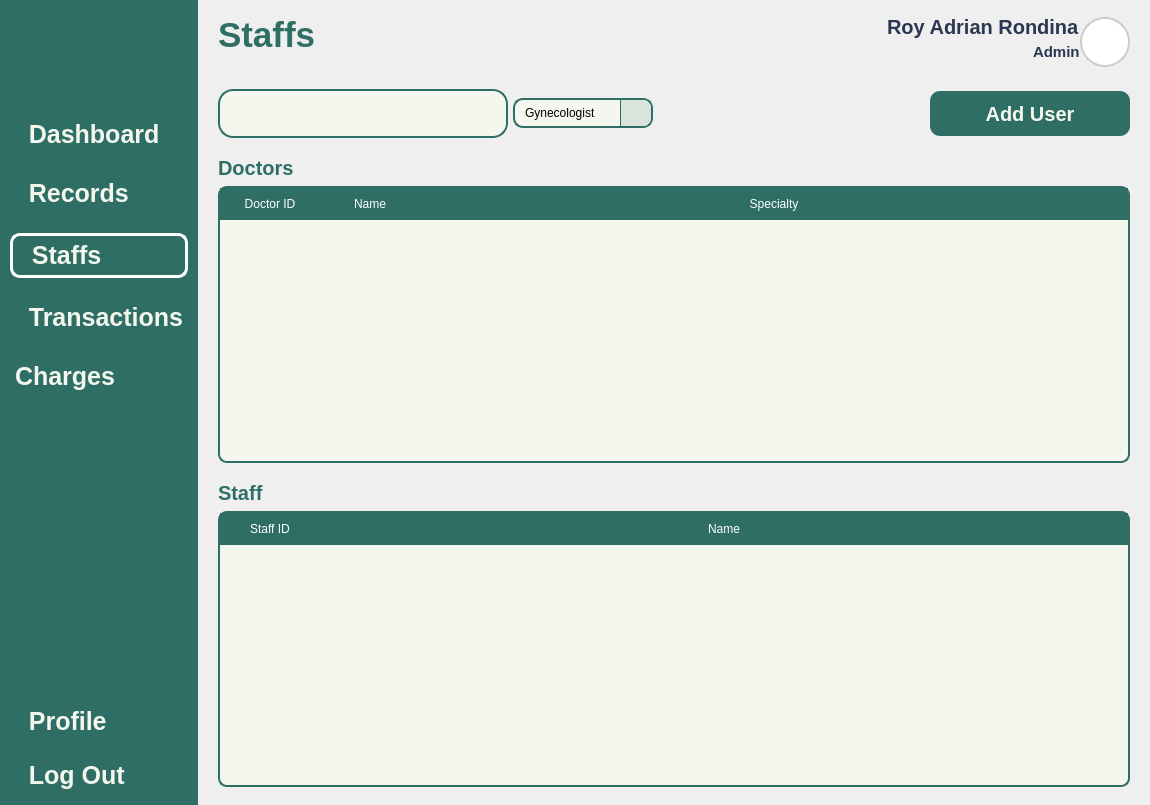
Qt form Views/Admin_Staffs.ui (VinsmokeSanji69/COVACHA_CLINIC_SYSTEM) before a commit.
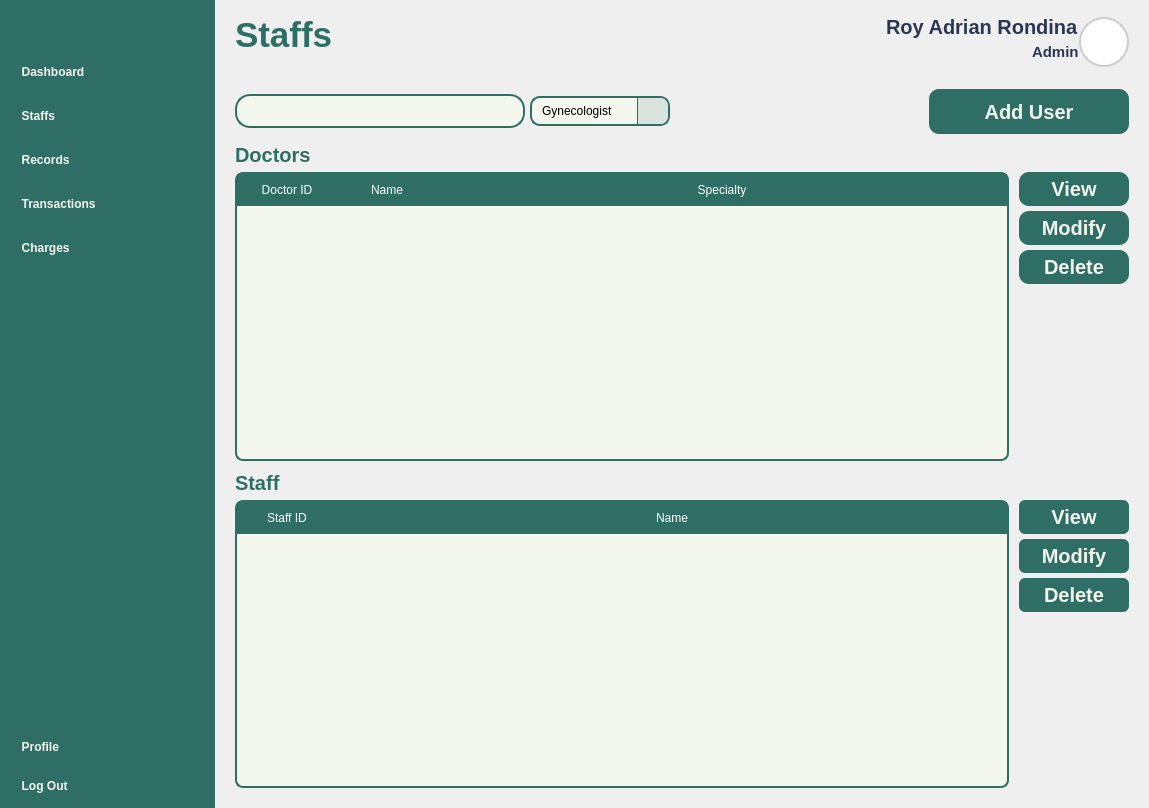
The same form after that commit. Icons and pictures are not drawn.

What changed in the file:
```diff
--- a/Views/Admin_Staffs.ui
+++ b/Views/Admin_Staffs.ui
@@ -9,7 +9,7 @@
    <rect>
     <x>0</x>
     <y>0</y>
-    <width>1150</width>
+    <width>1149</width>
     <height>805</height>
    </rect>
   </property>
@@ -35,17 +35,16 @@
 	border: 0px;
 }
 QPushButton {
-	font: 900 10pt &quot;Satoshi Black&quot;;
+	font: 900 16pt &quot;Satoshi Black&quot;;
 	background-color: transparent;
  	border-radius: 10px;
-	font-weight: bold;	
-	font-size: 25px;
+	font-weight: bold;
 	color: #F4F7ED;
 	text-align: left;
 	padding: 5px 5px;
 }
 #NavBar {
-    background-color: #2E6E65; 
+    background-color: #2E6E65;
 }
 QLabel {
 	font: 900 10pt &quot;Satoshi Black&quot;;
@@ -88,7 +87,7 @@
        <bool>true</bool>
       </property>
       <property name="sizePolicy">
-       <sizepolicy hsizetype="Fixed" vsizetype="Expanding">
+       <sizepolicy hsizetype="Expanding" vsizetype="Expanding">
         <horstretch>0</horstretch>
         <verstretch>0</verstretch>
        </sizepolicy>
@@ -101,7 +100,7 @@
       </property>
       <property name="maximumSize">
        <size>
-        <width>16777215</width>
+        <width>280</width>
         <height>16777215</height>
        </size>
       </property>
@@ -149,25 +148,18 @@
          </property>
         </widget>
        </item>
-       <item>
-        <widget class="QLabel" name="label_3">
-         <property name="text">
-          <string>TextLabel</string>
-         </property>
-        </widget>
-       </item>
        <item>
         <spacer name="verticalSpacer_2">
          <property name="orientation">
           <enum>Qt::Vertical</enum>
          </property>
          <property name="sizeType">
-          <enum>QSizePolicy::Preferred</enum>
+          <enum>QSizePolicy::Fixed</enum>
          </property>
          <property name="sizeHint" stdset="0">
           <size>
-           <width>10</width>
-           <height>20</height>
+           <width>20</width>
+           <height>10</height>
           </size>
          </property>
         </spacer>
@@ -180,6 +172,12 @@
          <property name="sizeConstraint">
           <enum>QLayout::SetNoConstraint</enum>
          </property>
+         <property name="leftMargin">
+          <number>0</number>
+         </property>
+         <property name="rightMargin">
+          <number>0</number>
+         </property>
          <item>
           <widget class="QPushButton" name="DashboardButton">
            <property name="toolTip">
@@ -197,29 +195,6 @@
            </property>
            <property name="iconSize">
             <size>
-             <width>20</width>
-             <height>20</height>
-            </size>
-           </property>
-          </widget>
-         </item>
-         <item>
-          <widget class="QPushButton" name="PatientsButton">
-           <property name="toolTip">
-            <string>View Patient Record</string>
-           </property>
-           <property name="styleSheet">
-            <string notr="true"/>
-           </property>
-           <property name="text">
-            <string>  Records</string>
-           </property>
-           <property name="icon">
-            <iconset resource="../Images/resources.qrc">
-             <normaloff>:/lucide/icons/file-text.svg</normaloff>:/lucide/icons/file-text.svg</iconset>
-           </property>
-           <property name="iconSize">
-            <size>
              <width>40</width>
              <height>40</height>
             </size>
@@ -233,7 +208,7 @@
            </property>
            <property name="styleSheet">
             <string notr="true">QPushButton{
-	 border: 3px solid white;
+	font: 900 20pt &quot;Satoshi Black&quot;;
 }</string>
            </property>
            <property name="text">
@@ -251,6 +226,29 @@
            </property>
           </widget>
          </item>
+         <item>
+          <widget class="QPushButton" name="PatientsButton">
+           <property name="toolTip">
+            <string>View Patient Record</string>
+           </property>
+           <property name="styleSheet">
+            <string notr="true"/>
+           </property>
+           <property name="text">
+            <string>  Records</string>
+           </property>
+           <property name="icon">
+            <iconset resource="../Images/resources.qrc">
+             <normaloff>:/lucide/icons/file-text.svg</normaloff>:/lucide/icons/file-text.svg</iconset>
+           </property>
+           <property name="iconSize">
+            <size>
+             <width>40</width>
+             <height>40</height>
+            </size>
+           </property>
+          </widget>
+         </item>
          <item>
           <widget class="QPushButton" name="TransactionsButton">
            <property name="toolTip">
@@ -283,7 +281,7 @@
             <string notr="true"/>
            </property>
            <property name="text">
-            <string>Charges</string>
+            <string>  Charges</string>
            </property>
            <property name="icon">
             <iconset resource="../Images/resources.qrc">
@@ -648,6 +646,9 @@
           </property>
           <item>
            <widget class="QWidget" name="BodyLayout" native="true">
+            <property name="styleSheet">
+             <string notr="true"/>
+            </property>
             <layout class="QVBoxLayout" name="verticalLayout_5">
              <property name="spacing">
               <number>0</number>
@@ -661,6 +662,9 @@
              <property name="rightMargin">
               <number>20</number>
              </property>
+             <property name="bottomMargin">
+              <number>20</number>
+             </property>
              <item alignment="Qt::AlignTop">
               <widget class="QWidget" name="Buttons" native="true">
                <property name="sizePolicy">
@@ -892,13 +896,33 @@
                  <verstretch>0</verstretch>
                 </sizepolicy>
                </property>
+               <property name="styleSheet">
+                <string notr="true">QPushButton {
+	font: 900 10pt &quot;Satoshi Black&quot;;
+	background-color:  #2E6E65;
+	border-radius: 10px;
+	font-weight: bold;
+	font-size: 20px;
+	color: #F4F7ED;
+	text-align: center;
+}</string>
+               </property>
                <layout class="QVBoxLayout" name="verticalLayout_6">
+                <property name="spacing">
+                 <number>5</number>
+                </property>
                 <property name="leftMargin">
                  <number>0</number>
                 </property>
+                <property name="topMargin">
+                 <number>0</number>
+                </property>
                 <property name="rightMargin">
                  <number>0</number>
                 </property>
+                <property name="bottomMargin">
+                 <number>0</number>
+                </property>
                 <item>
                  <widget class="QLabel" name="label">
                   <property name="text">
@@ -907,37 +931,212 @@
                  </widget>
                 </item>
                 <item>
-                 <widget class="QTableWidget" name="DoctorTable">
-                  <property name="sizeAdjustPolicy">
-                   <enum>QAbstractScrollArea::AdjustToContents</enum>
-                  </property>
-                  <property name="cornerButtonEnabled">
-                   <bool>true</bool>
-                  </property>
-                  <property name="columnCount">
-                   <number>3</number>
-                  </property>
-                  <attribute name="horizontalHeaderHighlightSections">
-                   <bool>true</bool>
-                  </attribute>
-                  <attribute name="horizontalHeaderStretchLastSection">
-                   <bool>true</bool>
-                  </attribute>
-                  <column>
-                   <property name="text">
-                    <string>Doctor ID</string>
+                 <widget class="QWidget" name="widget" native="true">
+                  <layout class="QHBoxLayout" name="horizontalLayout_5">
+                   <property name="spacing">
+                    <number>10</number>
                    </property>
-                  </column>
-                  <column>
-                   <property name="text">
-                    <string>Name</string>
+                   <property name="leftMargin">
+                    <number>0</number>
                    </property>
-                  </column>
-                  <column>
-                   <property name="text">
-                    <string>Specialty</string>
+                   <property name="topMargin">
+                    <number>0</number>
                    </property>
-                  </column>
+                   <property name="rightMargin">
+                    <number>0</number>
+                   </property>
+                   <property name="bottomMargin">
+                    <number>0</number>
+                   </property>
+                   <item>
+                    <widget class="QScrollArea" name="DoctorScrollArea">
+                     <property name="sizePolicy">
+                      <sizepolicy hsizetype="Expanding" vsizetype="Expanding">
+                       <horstretch>0</horstretch>
+                       <verstretch>0</verstretch>
+                      </sizepolicy>
+                     </property>
+                     <property name="minimumSize">
+                      <size>
+                       <width>774</width>
+                       <height>289</height>
+                      </size>
+                     </property>
+                     <property name="styleSheet">
+                      <string notr="true">QScrollBar:vertical {
+     background: transparent;
+     width: 10px;
+	border-radius: 5px;
+}
+QScrollBar::handle:vertical {
+    	background: #C0C0C0;
+    	border-radius: 5px;
+}
+QScrollBar::handle:vertical:hover {
+    	background: #A0A0A0;
+}
+QScrollBar::add-line:vertical,
+QScrollBar::sub-line:vertical{
+    	background: none;
+    	border: none;
+}</string>
+                     </property>
+                     <property name="widgetResizable">
+                      <bool>true</bool>
+                     </property>
+                     <widget class="QWidget" name="scrollAreaWidgetContents">
+                      <property name="geometry">
+                       <rect>
+                        <x>0</x>
+                        <y>0</y>
+                        <width>774</width>
+                        <height>289</height>
+                       </rect>
+                      </property>
+                      <property name="sizePolicy">
+                       <sizepolicy hsizetype="Expanding" vsizetype="Expanding">
+                        <horstretch>0</horstretch>
+                        <verstretch>0</verstretch>
+                       </sizepolicy>
+                      </property>
+                      <layout class="QVBoxLayout" name="verticalLayout_11">
+                       <property name="spacing">
+                        <number>0</number>
+                       </property>
+                       <property name="leftMargin">
+                        <number>0</number>
+                       </property>
+                       <property name="topMargin">
+                        <number>0</number>
+                       </property>
+                       <property name="rightMargin">
+                        <number>0</number>
+                       </property>
+                       <property name="bottomMargin">
+                        <number>0</number>
+                       </property>
+                       <item>
+                        <widget class="QTableWidget" name="DoctorTable">
+                         <property name="sizePolicy">
+                          <sizepolicy hsizetype="Expanding" vsizetype="Expanding">
+                           <horstretch>0</horstretch>
+                           <verstretch>0</verstretch>
+                          </sizepolicy>
+                         </property>
+                         <property name="styleSheet">
+                          <string notr="true">QTableWidget {
+	background-color: #F4F7ED;
+	gridline-color: transparent;
+	border-radius: 8px;
+	border: 2px solid #2E6E65;
+}
+QTableWidget::item {
+	border: none;
+	font:500 16pt &quot;Satoshi&quot;;
+	color: #2B3752;
+}
+QTableWidget::item:selected {
+	background-color: rgba(46, 110, 101, 0.3);
+}
+QTableWidget QHeaderView::section {
+	background-color: #2E6E65;
+	color: white;
+	padding: 5px;
+	font: 700 15pt &quot;Satoshi&quot;;
+	border: 2px solid #2E6E65;
+}</string>
+                         </property>
+                         <property name="sizeAdjustPolicy">
+                          <enum>QAbstractScrollArea::AdjustToContents</enum>
+                         </property>
+                         <property name="cornerButtonEnabled">
+                          <bool>true</bool>
+                         </property>
+                         <property name="columnCount">
+                          <number>3</number>
+                         </property>
+                         <attribute name="horizontalHeaderHighlightSections">
+                          <bool>true</bool>
+                         </attribute>
+                         <attribute name="horizontalHeaderStretchLastSection">
+                          <bool>true</bool>
+                         </attribute>
+                         <column>
+                          <property name="text">
+                           <string>Doctor ID</string>
+                          </property>
+                         </column>
+                         <column>
+                          <property name="text">
+                           <string>Name</string>
+                          </property>
+                         </column>
+                         <column>
+                          <property name="text">
+                           <string>Specialty</string>
+                          </property>
+                         </column>
+                        </widget>
+                       </item>
+                      </layout>
+                     </widget>
+                    </widget>
+                   </item>
+                   <item alignment="Qt::AlignTop">
+                    <widget class="QWidget" name="widget_2" native="true">
+                     <property name="sizePolicy">
+                      <sizepolicy hsizetype="Fixed" vsizetype="Preferred">
+                       <horstretch>0</horstretch>
+                       <verstretch>0</verstretch>
+                      </sizepolicy>
+                     </property>
+                     <property name="minimumSize">
+                      <size>
+                       <width>110</width>
+                       <height>0</height>
+                      </size>
+                     </property>
+                     <layout class="QVBoxLayout" name="verticalLayout_8">
+                      <property name="spacing">
+                       <number>5</number>
+                      </property>
+                      <property name="leftMargin">
+                       <number>0</number>
+                      </property>
+                      <property name="topMargin">
+                       <number>0</number>
+                      </property>
+                      <property name="rightMargin">
+                       <number>0</number>
+                      </property>
+                      <property name="bottomMargin">
+                       <number>0</number>
+                      </property>
+                      <item>
+                       <widget class="QPushButton" name="ViewDoctor">
+                        <property name="text">
+                         <string>View</string>
+                        </property>
+                       </widget>
+                      </item>
+                      <item>
+                       <widget class="QPushButton" name="ModifyDoctor">
+                        <property name="text">
+                         <string>Modify</string>
+                        </property>
+                       </widget>
+                      </item>
+                      <item>
+                       <widget class="QPushButton" name="DeleteDoctor">
+                        <property name="text">
+                         <string>Delete</string>
+                        </property>
+                       </widget>
+                      </item>
+                     </layout>
+                    </widget>
+                   </item>
+                  </layout>
                  </widget>
                 </item>
                </layout>
@@ -945,13 +1144,39 @@
              </item>
              <item>
               <widget class="QWidget" name="Staff" native="true">
+               <property name="sizePolicy">
+                <sizepolicy hsizetype="Preferred" vsizetype="Expanding">
+                 <horstretch>0</horstretch>
+                 <verstretch>0</verstretch>
+                </sizepolicy>
+               </property>
+               <property name="styleSheet">
+                <string notr="true">QPushButton {
+	font: 900 10pt &quot;Satoshi Black&quot;;
+	background-color:  #2E6E65;
+	border-radius: 6px;
+	font-weight: bold;
+	font-size: 20px;
+	color: #F4F7ED;
+	text-align: center;
+}</string>
+               </property>
                <layout class="QVBoxLayout" name="verticalLayout_7">
+                <property name="spacing">
+                 <number>5</number>
+                </property>
                 <property name="leftMargin">
                  <number>0</number>
                 </property>
+                <property name="topMargin">
+                 <number>10</number>
+                </property>
                 <property name="rightMargin">
                  <number>0</number>
                 </property>
+                <property name="bottomMargin">
+                 <number>0</number>
+                </property>
                 <item>
                  <widget class="QLabel" name="label_2">
                   <property name="text">
@@ -960,38 +1185,207 @@
                  </widget>
                 </item>
                 <item>
-                 <widget class="QTableWidget" name="StaffTable">
-                  <property name="horizontalScrollBarPolicy">
-                   <enum>Qt::ScrollBarAlwaysOff</enum>
-                  </property>
-                  <property name="sizeAdjustPolicy">
-                   <enum>QAbstractScrollArea::AdjustToContents</enum>
-                  </property>
-                  <property name="columnCount">
-                   <number>2</number>
-                  </property>
-                  <attribute name="horizontalHeaderCascadingSectionResizes">
-                   <bool>true</bool>
-                  </attribute>
-                  <attribute name="horizontalHeaderHighlightSections">
-                   <bool>true</bool>
-                  </attribute>
-                  <attribute name="horizontalHeaderShowSortIndicator" stdset="0">
-                   <bool>false</bool>
-                  </attribute>
-                  <attribute name="horizontalHeaderStretchLastSection">
-                   <bool>true</bool>
-                  </attribute>
-                  <column>
-                   <property name="text">
-                    <string>Staff ID</string>
+                 <widget class="QWidget" name="widget_3" native="true">
+                  <layout class="QHBoxLayout" name="horizontalLayout_6">
+                   <property name="spacing">
+                    <number>10</number>
                    </property>
-                  </column>
-                  <column>
-                   <property name="text">
-                    <string>Name</string>
+                   <property name="leftMargin">
+                    <number>0</number>
                    </property>
-                  </column>
+                   <property name="topMargin">
+                    <number>0</number>
+                   </property>
+                   <property name="rightMargin">
+                    <number>0</number>
+                   </property>
+                   <property name="bottomMargin">
+                    <number>0</number>
+                   </property>
+                   <item>
+                    <widget class="QScrollArea" name="StaffScrollArea">
+                     <property name="sizePolicy">
+                      <sizepolicy hsizetype="Expanding" vsizetype="Expanding">
+                       <horstretch>0</horstretch>
+                       <verstretch>0</verstretch>
+                      </sizepolicy>
+                     </property>
+                     <property name="minimumSize">
+                      <size>
+                       <width>774</width>
+                       <height>288</height>
+                      </size>
+                     </property>
+                     <property name="styleSheet">
+                      <string notr="true">QScrollBar:vertical {
+     background: transparent;
+     width: 10px;
+	border-radius: 5px;
+}
+QScrollBar::handle:vertical {
+    	background: #C0C0C0;
+    	border-radius: 5px;
+}
+QScrollBar::handle:vertical:hover {
+    	background: #A0A0A0;
+}
+QScrollBar::add-line:vertical,
+QScrollBar::sub-line:vertical{
+    	background: none;
+    	border: none;
+}</string>
+                     </property>
+                     <property name="widgetResizable">
+                      <bool>true</bool>
+                     </property>
+                     <widget class="QWidget" name="scrollAreaWidgetContents_2">
+                      <property name="geometry">
+                       <rect>
+                        <x>0</x>
+                        <y>0</y>
+                        <width>774</width>
+                        <height>288</height>
+                       </rect>
+                      </property>
+                      <property name="sizePolicy">
+                       <sizepolicy hsizetype="Expanding" vsizetype="Expanding">
+                        <horstretch>0</horstretch>
+                        <verstretch>0</verstretch>
+                       </sizepolicy>
+                      </property>
+                      <layout class="QVBoxLayout" name="verticalLayout_10">
+                       <property name="spacing">
+                        <number>0</number>
+                       </property>
+                       <property name="leftMargin">
+                        <number>0</number>
+                       </property>
+                       <property name="topMargin">
+                        <number>0</number>
+                       </property>
+                       <property name="rightMargin">
+                        <number>0</number>
+                       </property>
+                       <property name="bottomMargin">
+                        <number>0</number>
+                       </property>
+                       <item>
+                        <widget class="QTableWidget" name="StaffTable">
+                         <property name="styleSheet">
+                          <string notr="true">QTableWidget {
+	background-color: #F4F7ED;
+	gridline-color: transparent;
+	border-radius: 8px;
+	border: 2px solid #2E6E65;
+}
+QTableWidget::item {
+	border: none;
+	font:500 16pt &quot;Satoshi&quot;;
+	color: #2B3752;
+}
+QTableWidget::item:selected {
+	background-color: rgba(46, 110, 101, 0.3);
+}
+QTableWidget QHeaderView::section {
+	background-color: #2E6E65;
+	color: white;
+	padding: 5px;
+	font: 700 15pt &quot;Satoshi&quot;;
+	border: 2px solid #2E6E65;
+}</string>
+                         </property>
+                         <property name="horizontalScrollBarPolicy">
+                          <enum>Qt::ScrollBarAlwaysOff</enum>
+                         </property>
+                         <property name="sizeAdjustPolicy">
+                          <enum>QAbstractScrollArea::AdjustToContents</enum>
+                         </property>
+                         <property name="columnCount">
+                          <number>2</number>
+                         </property>
+                         <attribute name="horizontalHeaderCascadingSectionResizes">
+                          <bool>true</bool>
+                         </attribute>
+                         <attribute name="horizontalHeaderHighlightSections">
+                          <bool>true</bool>
+                         </attribute>
+                         <attribute name="horizontalHeaderShowSortIndicator" stdset="0">
+                          <bool>false</bool>
+                         </attribute>
+                         <attribute name="horizontalHeaderStretchLastSection">
+                          <bool>true</bool>
+                         </attribute>
+                         <column>
+                          <property name="text">
+                           <string>Staff ID</string>
+                          </property>
+                         </column>
+                         <column>
+                          <property name="text">
+                           <string>Name</string>
+                          </property>
+                         </column>
+                        </widget>
+                       </item>
+                      </layout>
+                     </widget>
+                    </widget>
+                   </item>
+                   <item alignment="Qt::AlignTop">
+                    <widget class="QWidget" name="widget_4" native="true">
+                     <property name="sizePolicy">
+                      <sizepolicy hsizetype="Fixed" vsizetype="Preferred">
+                       <horstretch>0</horstretch>
+                       <verstretch>0</verstretch>
+                      </sizepolicy>
+                     </property>
+                     <property name="minimumSize">
+                      <size>
+                       <width>110</width>
+                       <height>0</height>
+                      </size>
+                     </property>
+                     <layout class="QVBoxLayout" name="verticalLayout_9">
+                      <property name="spacing">
+                       <number>5</number>
+                      </property>
+                      <property name="leftMargin">
+                       <number>0</number>
+                      </property>
+                      <property name="topMargin">
+                       <number>0</number>
+                      </property>
+                      <property name="rightMargin">
+                       <number>0</number>
+                      </property>
+                      <property name="bottomMargin">
+                       <number>0</number>
+                      </property>
+                      <item>
+                       <widget class="QPushButton" name="ViewStaff">
+                        <property name="text">
+                         <string>View</string>
+                        </property>
+                       </widget>
+                      </item>
+                      <item>
+                       <widget class="QPushButton" name="ModifyStaff">
+                        <property name="text">
+                         <string>Modify</string>
+                        </property>
+                       </widget>
+                      </item>
+                      <item>
+                       <widget class="QPushButton" name="DeleteStaff">
+                        <property name="text">
+                         <string>Delete</string>
+                        </property>
+                       </widget>
+                      </item>
+                     </layout>
+                    </widget>
+                   </item>
+                  </layout>
                  </widget>
                 </item>
                </layout>
```
Left out of the diff: 33 changed lines with no effect on the pictures.
